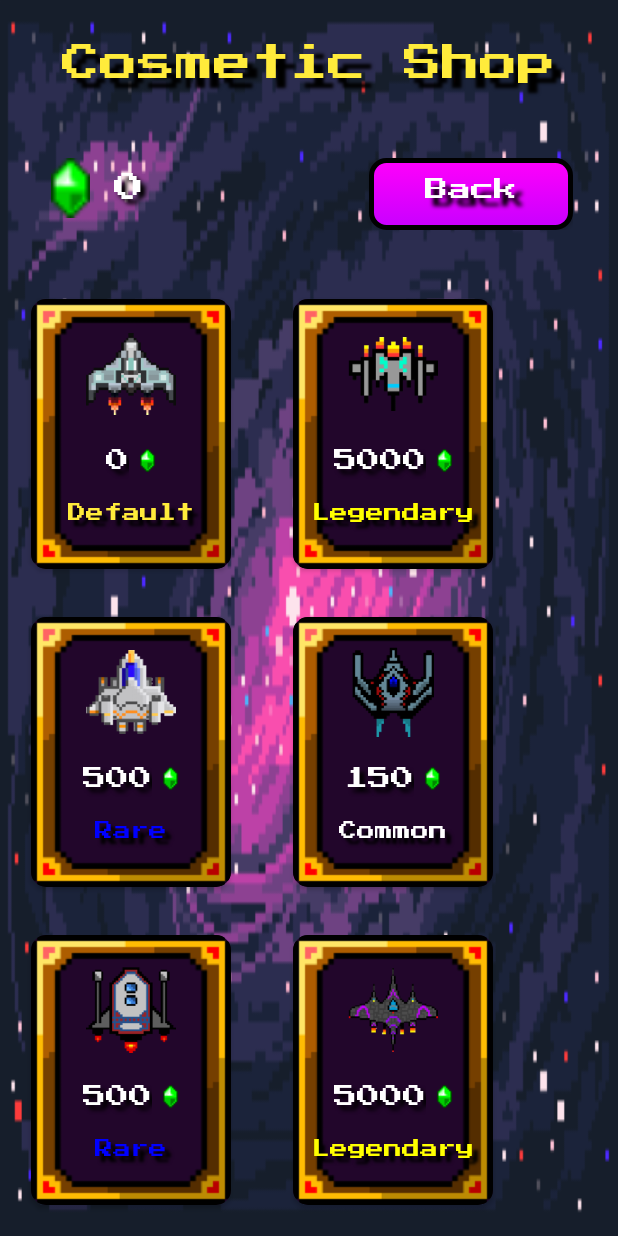
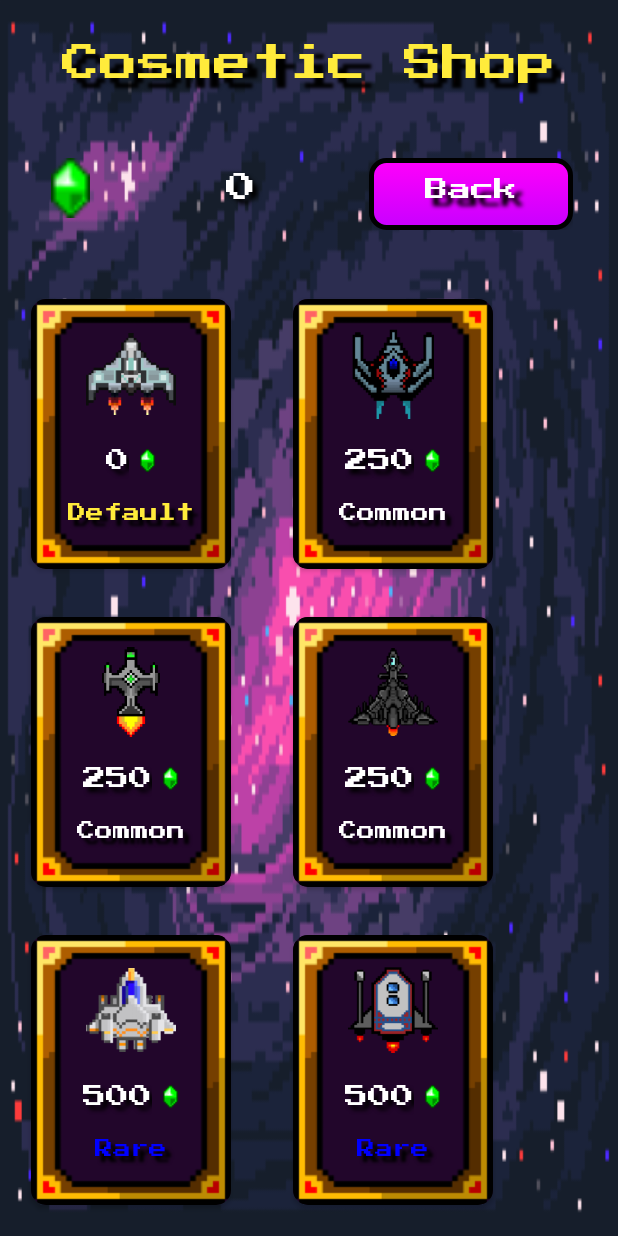
Before and after one commit to tomersh9/DoodleRocket, an Android app: the screen it shows after launch (ShopActivity), after a tap on an icon or button, on a phone screen of 412 x 824 dp. Run offline under Robolectric (Android 15) with nearby library versions, the light colour scheme and no system bars; libraries missing offline, so code that uses them is left out: com.daimajia.androidanimations; 1 statement that could not run was skipped.

Commit message:
Fixed shop items state logic and added new SFX

```diff
--- a/app/src/main/java/com/example/doodlerocket/Activities/HomeActivity.java
+++ b/app/src/main/java/com/example/doodlerocket/Activities/HomeActivity.java
@@ -255,6 +255,7 @@ public class HomeActivity extends AppCompatActivity {
         stopMusic();
     }*/
 
+
     //put skin on image when back
     @Override
     protected void onResume() {
--- a/app/src/main/java/com/example/doodlerocket/Activities/ShopActivity.java
+++ b/app/src/main/java/com/example/doodlerocket/Activities/ShopActivity.java
@@ -15,6 +15,7 @@ import androidx.recyclerview.widget.RecyclerView;
 
 import com.daimajia.androidanimations.library.Techniques;
 import com.daimajia.androidanimations.library.YoYo;
+import com.example.doodlerocket.GameObjects.User;
 import com.example.doodlerocket.SingleShopList;
 import com.example.doodlerocket.R;
 import com.example.doodlerocket.ShopItem;
@@ -22,6 +23,9 @@ import com.google.gson.Gson;
 import com.google.gson.reflect.TypeToken;
 
 import java.lang.reflect.Type;
+import java.util.ArrayList;
+import java.util.Collections;
+import java.util.Comparator;
 import java.util.List;
 
 public class ShopActivity extends AppCompatActivity {
@@ -38,7 +42,7 @@ public class ShopActivity extends AppCompatActivity {
         setContentView(R.layout.shop_activity);
 
         //getting static shop list (singleton)
-        this.shopItems = SingleShopList.getInstance();
+        this.shopItems = SingleShopList.getInstance(this);
 
         //fixed portrait mode
         setRequestedOrientation (ActivityInfo.SCREEN_ORIENTATION_PORTRAIT);
@@ -48,6 +52,14 @@ public class ShopActivity extends AppCompatActivity {
 
         //load history of shop
         loadData();
+
+        //sort shop list by price with Comparator
+        Collections.sort(shopItems, new Comparator<ShopItem>() {
+            @Override
+            public int compare(ShopItem s1, ShopItem s2) {
+                return s1.getPrice() - s2.getPrice();
+            }
+        });
 
         final TextView coinsTv = findViewById(R.id.shop_coins_amount);
         coinsTv.setText(coins+"");
@@ -60,7 +72,7 @@ public class ShopActivity extends AppCompatActivity {
         recyclerView.setLayoutManager(new GridLayoutManager(this,2)); //number of col in a row
 
         //create instance of adapter that has ViewHolder inside (to inflate our cells)
-        final ShopItemAdapter shopItemAdapter = new ShopItemAdapter(shopItems);
+        final ShopItemAdapter shopItemAdapter = new ShopItemAdapter(shopItems,this);
 
         //setListener is our own public method
         shopItemAdapter.setMyShopItemListener(new ShopItemAdapter.MyShopItemListener() {
@@ -79,7 +91,7 @@ public class ShopActivity extends AppCompatActivity {
 
                     //change item to bought and equip
                     item.setBought(true);
-                    item.setRarity("Owned");
+                    item.setRarity(getString(R.string.owned));
 
                     //real-time change
                     shopItemAdapter.notifyDataSetChanged();
@@ -95,13 +107,16 @@ public class ShopActivity extends AppCompatActivity {
 
                         //notify change
                         item.setEquipped(true);
-                        item.setRarity("Equipped");
+                        item.setRarity(getString(R.string.equipped));
                         shopItemAdapter.notifyDataSetChanged();
 
                         //save equipped state
                         SharedPreferences.Editor editor = sp.edit();
                         editor.putInt("skin_id",item.getSkinId());
                         editor.commit();
+
+                        //only current item is equipped
+                        setItemsState(item);
 
                     }
                 else { //can't afford buying
@@ -121,6 +136,18 @@ public class ShopActivity extends AppCompatActivity {
                 overridePendingTransition(R.anim.slide_in_left,R.anim.slide_out_right);
             }
         });
+    }
+
+    private void setItemsState(ShopItem item) {
+        //update current item equipped
+        for(ShopItem shopItem : shopItems) {
+            if(!shopItem.equals(item)) {
+                if(shopItem.isBought()) {
+                    shopItem.setEquipped(false);
+                    shopItem.setRarity(getString(R.string.owned));
+                }
+            }
+        }
     }
 
     private void saveData() {
--- a/app/src/main/java/com/example/doodlerocket/Activities/ShopItemAdapter.java
+++ b/app/src/main/java/com/example/doodlerocket/Activities/ShopItemAdapter.java
@@ -1,5 +1,6 @@
 package com.example.doodlerocket.Activities;
 
+import android.content.Context;
 import android.content.SharedPreferences;
 import android.graphics.Color;
 import android.view.LayoutInflater;
@@ -22,6 +23,7 @@ public class ShopItemAdapter extends RecyclerView.Adapter<ShopItemAdapter.ShopIt
 
     private List<ShopItem> shopItems;
     private MyShopItemListener myShopItemListener;
+    private Context context;
 
     interface MyShopItemListener {
         void onItemClicked(int i , View v);
@@ -31,9 +33,10 @@ public class ShopItemAdapter extends RecyclerView.Adapter<ShopItemAdapter.ShopIt
     public void setMyShopItemListener(MyShopItemListener myShopItemListener) {this.myShopItemListener = myShopItemListener;}
 
     //constructor
-    public ShopItemAdapter(List<ShopItem> shopItems)
+    public ShopItemAdapter(List<ShopItem> shopItems, Context context)
     {
         this.shopItems = shopItems;
+        this.context = context;
     }
 
 
@@ -93,16 +96,16 @@ public class ShopItemAdapter extends RecyclerView.Adapter<ShopItemAdapter.ShopIt
         if(item.getPrice() > 1000000) {
             holder.priceTv.setTextSize(10);
         }
-        if(item.getRarity().matches("Common")) {
+        if(item.getRarity().matches(context.getString(R.string.common))) {
             holder.rarityTv.setTextColor(Color.WHITE);
         }
-        if(item.getRarity().matches("Rare")) {
+        if(item.getRarity().matches(context.getString(R.string.rare))) {
             holder.rarityTv.setTextColor(Color.BLUE);
         }
-        if(item.getRarity().matches("Legendary")) {
+        if(item.getRarity().matches(context.getString(R.string.legendary))) {
             holder.rarityTv.setTextColor(Color.YELLOW);
         }
-        if(item.getRarity().matches("Premium")) {
+        if(item.getRarity().matches(context.getString(R.string.premium))) {
             holder.rarityTv.setTextColor(Color.MAGENTA);
         }
         if(item.isBought()) {
--- a/app/src/main/java/com/example/doodlerocket/GameObjects/Boss.java
+++ b/app/src/main/java/com/example/doodlerocket/GameObjects/Boss.java
@@ -108,6 +108,10 @@ public class Boss implements IGameObjects {
         this.enteringScreen = enteringScreen;
     }
 
+    public Bitmap getBossBitmap() {
+        return this.bossBitmap;
+    }
+
     public void takeDamage(int dmg) {
         this.health -= dmg;
     }
--- a/app/src/main/java/com/example/doodlerocket/GameObjects/EnemyFactory.java
+++ b/app/src/main/java/com/example/doodlerocket/GameObjects/EnemyFactory.java
@@ -60,10 +60,10 @@ public class EnemyFactory {
                 return new Enemy((int) Math.floor(Math.random() * (playerMaxX)),0,speed+5,health+5,enemySkins[4],canvasW,(i%2==0),resources);
 
             case 6:
-                return new Enemy((int) Math.floor(Math.random() * (playerMaxX)),0,speed+7,health+6,enemySkins[5],canvasW,(i%2==0),resources);
+                return new Enemy((int) Math.floor(Math.random() * (playerMaxX)),0,speed+6,health+6,enemySkins[5],canvasW,(i%2==0),resources);
 
             case 7:
-                return new Enemy((int) Math.floor(Math.random() * (playerMaxX)),0,speed+9,health+8,R.drawable.hell_mob_85,canvasW,(i%2==0),resources);
+                return new Enemy((int) Math.floor(Math.random() * (playerMaxX)),0,speed+7,health+7,R.drawable.hell_mob_85,canvasW,(i%2==0),resources);
 
         }
         return null;
--- a/app/src/main/java/com/example/doodlerocket/GameObjects/Player.java
+++ b/app/src/main/java/com/example/doodlerocket/GameObjects/Player.java
@@ -5,6 +5,7 @@ import android.content.res.Resources;
 import android.graphics.Bitmap;
 import android.graphics.BitmapFactory;
 import android.graphics.Canvas;
+import android.graphics.Rect;
 
 import com.example.doodlerocket.R;
 
@@ -96,4 +97,8 @@ public class Player implements IGameObjects {
     public boolean collisionDetection(int otherX, int otherY, Bitmap otherBitmap) {
         return false;
     }
+
+    public Rect getCollisionShape() {
+        return new Rect(x,y,x+playerBitmap.getWidth(),y+playerBitmap.getHeight());
+    }
 }
--- a/app/src/main/java/com/example/doodlerocket/GameObjects/User.java
+++ b/app/src/main/java/com/example/doodlerocket/GameObjects/User.java
@@ -12,7 +12,7 @@ public class User implements Comparable<User>, Serializable {
 
     public User(String name, int score) {
         this.name = name;
-        this.place = place;
+        //this.place = place;
         this.score = score;
     }
 
--- a/app/src/main/java/com/example/doodlerocket/SingleShopList.java
+++ b/app/src/main/java/com/example/doodlerocket/SingleShopList.java
@@ -1,4 +1,6 @@
 package com.example.doodlerocket;
+
+import android.content.Context;
 
 import java.util.ArrayList;
 import java.util.List;
@@ -7,37 +9,37 @@ public class SingleShopList {
 
     private static List<ShopItem> shopItems = null;
 
-    private SingleShopList() {
-    }
+    private SingleShopList() {}
 
-    public static List<ShopItem> getInstance() {
+    public static List<ShopItem> getInstance(Context context) {
+        //create list only once
         if (shopItems == null) {
             shopItems = new ArrayList<>();
-            createShopList(shopItems); //create List only 1 time
+            createShopList(shopItems,context);
         }
         return shopItems;
     }
 
-    private static void createShopList(List<ShopItem> shopItems) {
-        shopItems.add(new ShopItem(R.drawable.default_ship_100, 0, "Default"));
-        shopItems.add(new ShopItem(R.drawable.ship_green_grey_100, 5000, "Legendary"));
-        shopItems.add(new ShopItem(R.drawable.ship_grey_orange_100, 500, "Rare"));
-        shopItems.add(new ShopItem(R.drawable.ship_grey_red_100, 150, "Common"));
-        shopItems.add(new ShopItem(R.drawable.ship_polls_100, 500, "Rare"));
-        shopItems.add(new ShopItem(R.drawable.ship_purple_black_100, 5000, "Legendary"));
-        shopItems.add(new ShopItem(R.drawable.ship_red_long_100, 20000, "Premium"));
-        shopItems.add(new ShopItem(R.drawable.ship_red_reg_100, 5000, "Legendary"));
-        shopItems.add(new ShopItem(R.drawable.ship_white_polls_100, 500, "Rare"));
-        shopItems.add(new ShopItem(R.drawable.blast_ship_100, 150, "Common"));
-        shopItems.add(new ShopItem(R.drawable.blue_red_rare_ship_100, 500, "Rare"));
-        shopItems.add(new ShopItem(R.drawable.green_gold_ship_100, 5000, "Legendary"));
-        shopItems.add(new ShopItem(R.drawable.green_red_ship_100, 20000, "Premium"));
-        shopItems.add(new ShopItem(R.drawable.guitar_pick_ship_100, 500, "Rare"));
-        shopItems.add(new ShopItem(R.drawable.red_polls_ship_100, 5000, "Legendary"));
-        shopItems.add(new ShopItem(R.drawable.blackship_prem_100, 250, "Premium"));
-        shopItems.add(new ShopItem(R.drawable.blueship_detailed_prem_100, 500, "Rare"));
-        shopItems.add(new ShopItem(R.drawable.blueship_prem_100, 5000, "Legendary"));
-        shopItems.add(new ShopItem(R.drawable.blueship_reg_100, 20000, "Premium"));
-        shopItems.add(new ShopItem(R.drawable.blueship_tiny_100, 20000, "Premium"));
+    private static void createShopList(List<ShopItem> shopItems, Context context) {
+        shopItems.add(new ShopItem(R.drawable.default_ship_100, 0, context.getString(R.string.def)));
+        shopItems.add(new ShopItem(R.drawable.ship_green_grey_100, 2500, context.getString(R.string.legendary)));
+        shopItems.add(new ShopItem(R.drawable.ship_grey_orange_100, 500, context.getString(R.string.rare)));
+        shopItems.add(new ShopItem(R.drawable.ship_grey_red_100, 250, context.getString(R.string.common)));
+        shopItems.add(new ShopItem(R.drawable.ship_polls_100, 500, context.getString(R.string.rare)));
+        shopItems.add(new ShopItem(R.drawable.ship_purple_black_100, 2500, context.getString(R.string.legendary)));
+        shopItems.add(new ShopItem(R.drawable.ship_red_long_100, 10000, context.getString(R.string.premium)));
+        shopItems.add(new ShopItem(R.drawable.ship_red_reg_100, 2500, context.getString(R.string.legendary)));
+        shopItems.add(new ShopItem(R.drawable.ship_white_polls_100, 500, context.getString(R.string.rare)));
+        shopItems.add(new ShopItem(R.drawable.blast_ship_100, 250, context.getString(R.string.common)));
+        shopItems.add(new ShopItem(R.drawable.blue_red_rare_ship_100, 500, context.getString(R.string.rare)));
+        shopItems.add(new ShopItem(R.drawable.green_gold_ship_100, 2500, context.getString(R.string.legendary)));
+        shopItems.add(new ShopItem(R.drawable.green_red_ship_100, 10000, context.getString(R.string.premium)));
+        shopItems.add(new ShopItem(R.drawable.guitar_pick_ship_100, 500, context.getString(R.string.rare)));
+        shopItems.add(new ShopItem(R.drawable.red_polls_ship_100, 2500, context.getString(R.string.legendary)));
+        shopItems.add(new ShopItem(R.drawable.blackship_prem_100, 250, context.getString(R.string.common)));
+        shopItems.add(new ShopItem(R.drawable.blueship_detailed_prem_100, 500, context.getString(R.string.rare)));
+        shopItems.add(new ShopItem(R.drawable.blueship_prem_100, 2500, context.getString(R.string.legendary)));
+        shopItems.add(new ShopItem(R.drawable.blueship_reg_100, 10000, context.getString(R.string.premium)));
+        shopItems.add(new ShopItem(R.drawable.blueship_tiny_100, 10000, context.getString(R.string.premium)));
     }
 }
--- a/app/src/main/res/layout/shop_activity.xml
+++ b/app/src/main/res/layout/shop_activity.xml
@@ -42,6 +42,7 @@
             android:layout_width="0dp"
             android:layout_height="wrap_content"
             android:layout_weight="1"
+            android:gravity="center"
             android:layout_marginStart="12dp"
             android:text="12347" />
 
--- a/app/src/main/res/values/strings.xml
+++ b/app/src/main/res/values/strings.xml
@@ -35,4 +35,11 @@
     <string name="total_gems">Total Gems</string>
     <string name="gems">Gems</string>
     <string name="hey_you_ve_entered_our_top_10">Hey! You\'ve entered our Top 10!</string>
+    <string name="def">Default</string>
+    <string name="rare">Rare</string>
+    <string name="legendary">Legendary</string>
+    <string name="common">Common</string>
+    <string name="premium">Premium</string>
+    <string name="equipped">Equipped</string>
+    <string name="owned">Owned</string>
 </resources>
```
Also changed, not shown: app/src/main/java/com/example/doodlerocket/GameObjects/SoundManager.java (+21 -10 lines), app/src/main/java/com/example/doodlerocket/GameView.java (+21 -14 lines), 6 other files.
